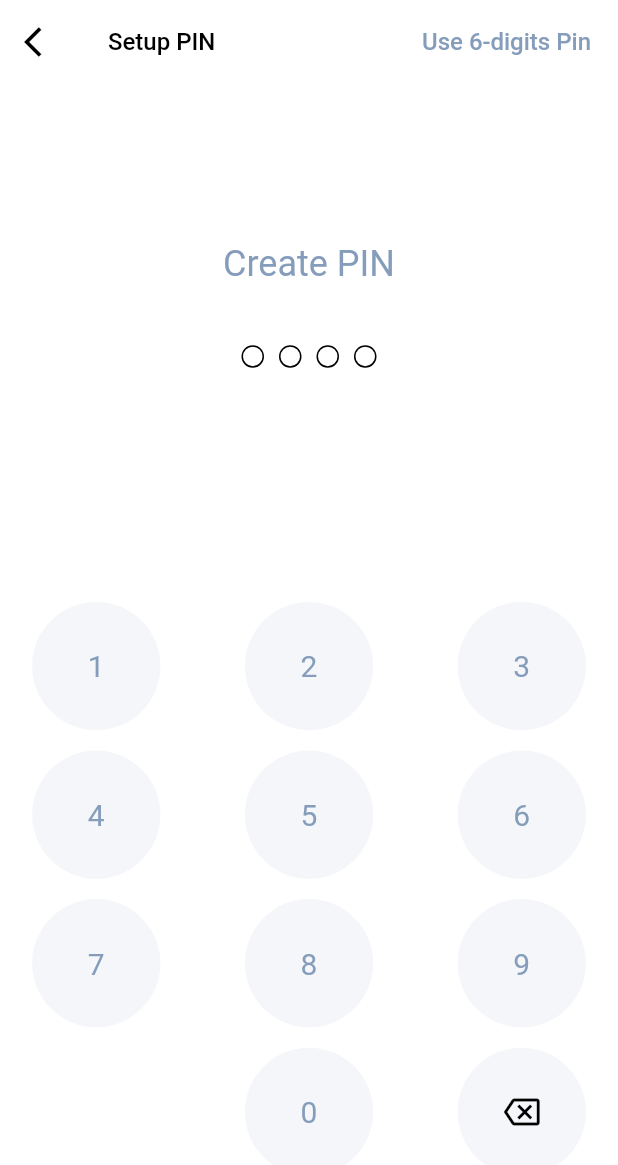
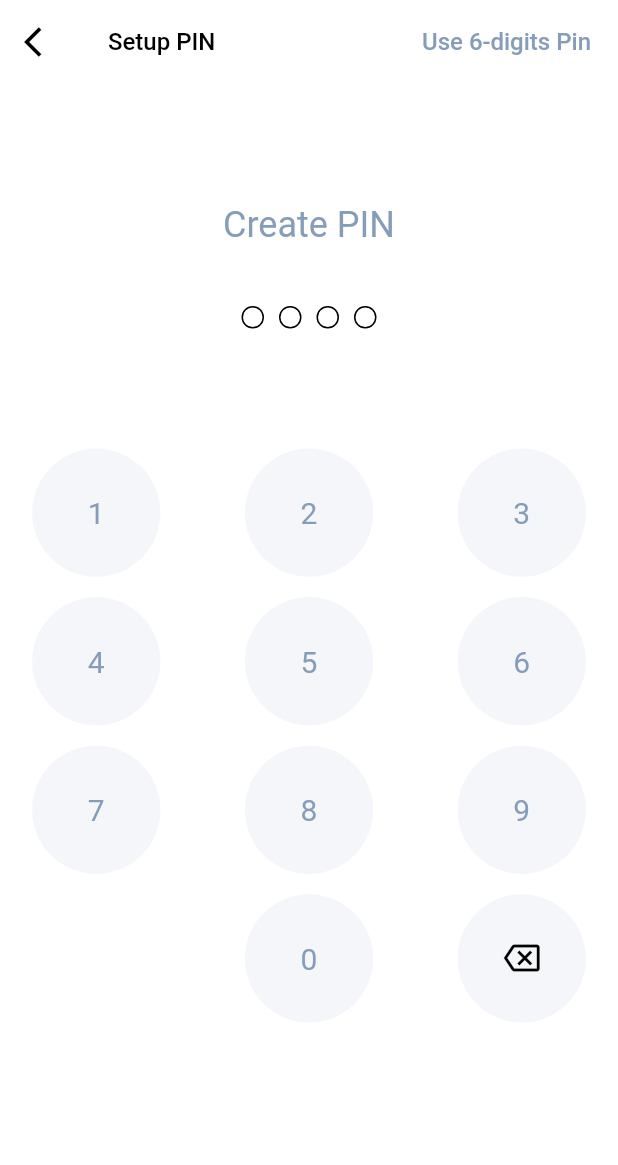
Before and after one commit to charlesarchibong/cake-tech-test, a Flutter app: the CreatePinPage screen opened directly, on a phone screen of 412 x 824 dp. Shown: the top 1165 px of the screen. Run offline on Flutter 3.47's test engine with Material 2 defaults, Android fonts, the phone set to English and light mode, and no system bars; our stand-ins replace dartz, freezed_annotation, gap, get_it, injectable, shared_preferences; accounts and stored records are empty.

```diff
--- a/lib/features/auth/presentation/pages/create_pin_page.dart
+++ b/lib/features/auth/presentation/pages/create_pin_page.dart
@@ -4,6 +4,7 @@ import 'package:cake_tech_test/features/auth/presentation/providers/create_pin_p
 import 'package:cake_tech_test/features/auth/presentation/widgets/pin_code_widget.dart';
 import 'package:cake_tech_test/features/auth/presentation/widgets/pin_keyboard_widget.dart';
 import 'package:flutter/material.dart';
+import 'package:gap/gap.dart';
 import 'package:provider/provider.dart';
 
 class CreatePinPage extends StatefulWidget {
@@ -60,16 +61,15 @@ class _CreatePinPageState extends State<CreatePinPage> {
               ),
             ),
           ),
-          const SizedBox(
-            width: 10,
-          )
+          const Gap(10)
         ],
       ),
       body: SafeArea(
+        child: SingleChildScrollView(
           child: Column(
             children: [
-            Expanded(
-              child: Column(
+              const Gap(80),
+              Column(
                 mainAxisAlignment: MainAxisAlignment.center,
                 children: [
                   Text(
@@ -79,33 +79,33 @@ class _CreatePinPageState extends State<CreatePinPage> {
                       color: Color(0xff859DBB),
                     ),
                   ),
-                  const SizedBox(height: 40),
+                  const Gap(40),
                   Row(
                     mainAxisAlignment: MainAxisAlignment.center,
                     children: [
                       for (var i = 0; i < (createPinProvider.isSixCode ? 6 : 4); i++)
                         Row(
                           children: [
-                            const SizedBox(width: 5.0),
+                            const Gap(5.0),
                             PinCodeWidget(
                               filled: createPinProvider.pins.length >= (i + 1),
                             ),
-                            const SizedBox(width: 5.0),
+                            const Gap(5.0),
                           ],
                         ),
                     ],
                   ),
                 ],
               ),
-            ),
-            const SizedBox(height: 50),
+              const Gap(80),
               PinKeyboardWidget(
                 onPressed: (index) {
                   createPinProvider.keysPressed(index, context);
                 },
               ),
-            const SizedBox(height: 40),
+              const Gap(40),
             ],
+          ),
         ),
       ),
     );
```
Also changed, not shown: lib/features/auth/presentation/pages/authenticate_pin_page.dart (+11 -9 lines), 9 other files. Lines whose indentation alone changed are shown as unchanged.
